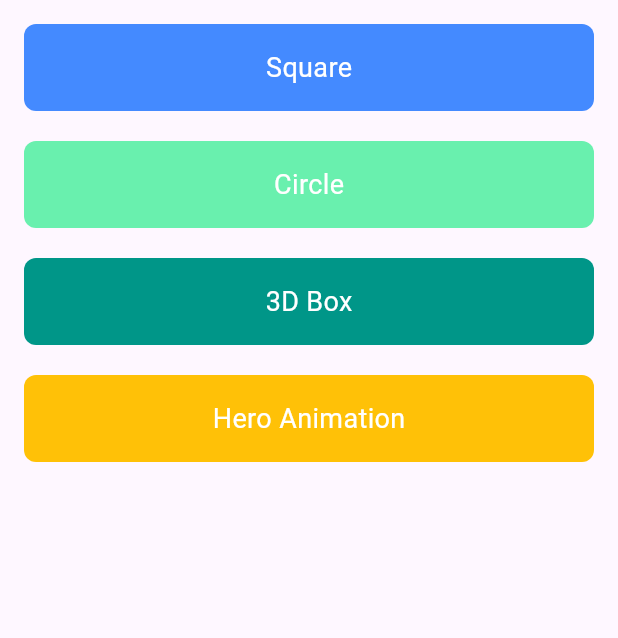
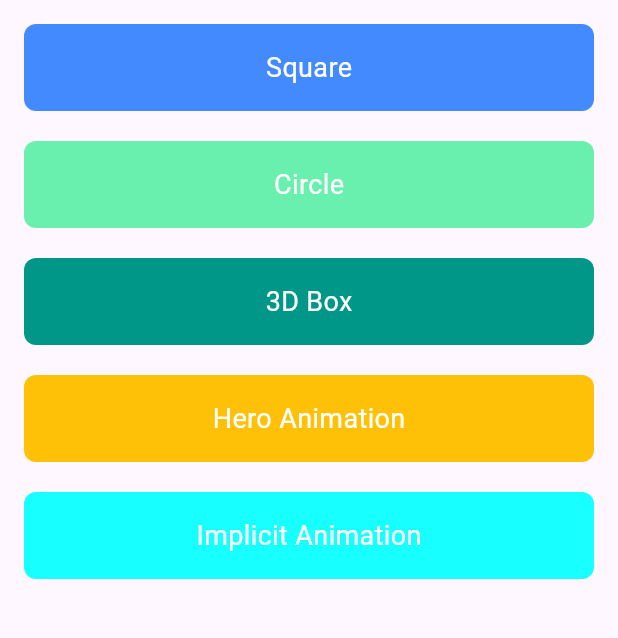
Before and after one commit to Usman-504/Animations, a Flutter app: the screen it shows after launch, on a phone screen of 412 x 824 dp, the part 84-722 px from its top. Run offline on Flutter 3.47's test engine with Material 3 defaults, Android fonts, the phone set to English and light mode, and no system bars.

Commit message:
Implicit Animation

```diff
--- a/lib/main.dart
+++ b/lib/main.dart
@@ -2,6 +2,7 @@ import 'package:animations/example2.dart';
 import 'package:animations/example1.dart';
 import 'package:animations/example3.dart';
 import 'package:animations/example4.dart';
+import 'package:animations/example5.dart';
 import 'package:flutter/material.dart';
 
 void main() {
@@ -129,6 +130,29 @@ class MainScreen extends StatelessWidget {
                   ),
                 ),
               ),
+              const SizedBox(height: 20),
+              GestureDetector(
+                onTap: () {
+                  Navigator.push(
+                    context,
+                    MaterialPageRoute(builder: (context) => const Example5()),
+                  );
+                },
+                child: Container(
+                  width: double.infinity,
+                  padding: const EdgeInsets.all(16),
+                  decoration: BoxDecoration(
+                    color: Colors.cyanAccent,
+                    borderRadius: BorderRadius.circular(8),
+                  ),
+                  child: const Center(
+                    child: Text(
+                      'Implicit Animation',
+                      style: TextStyle(color: Colors.white, fontSize: 18),
+                    ),
+                  ),
+                ),
+              ),
             ],
           ),
         ),
--- a/pubspec.yaml
+++ b/pubspec.yaml
@@ -60,8 +60,9 @@ flutter:
   uses-material-design: true
 
   # To add assets to your application, add an assets section, like this:
-  # assets:
-  #   - images/a_dot_burr.jpeg
+  assets:
+     - assets/images/
+     - assets/images/Carousel2.jpg
   #   - images/a_dot_ham.jpeg
 
   # An image asset can refer to one or more resolution-specific "variants", see
```
Also changed, not shown: lib/example5.dart (added, +52 -0 lines), assets/images/Carousel2.jpg (added).
